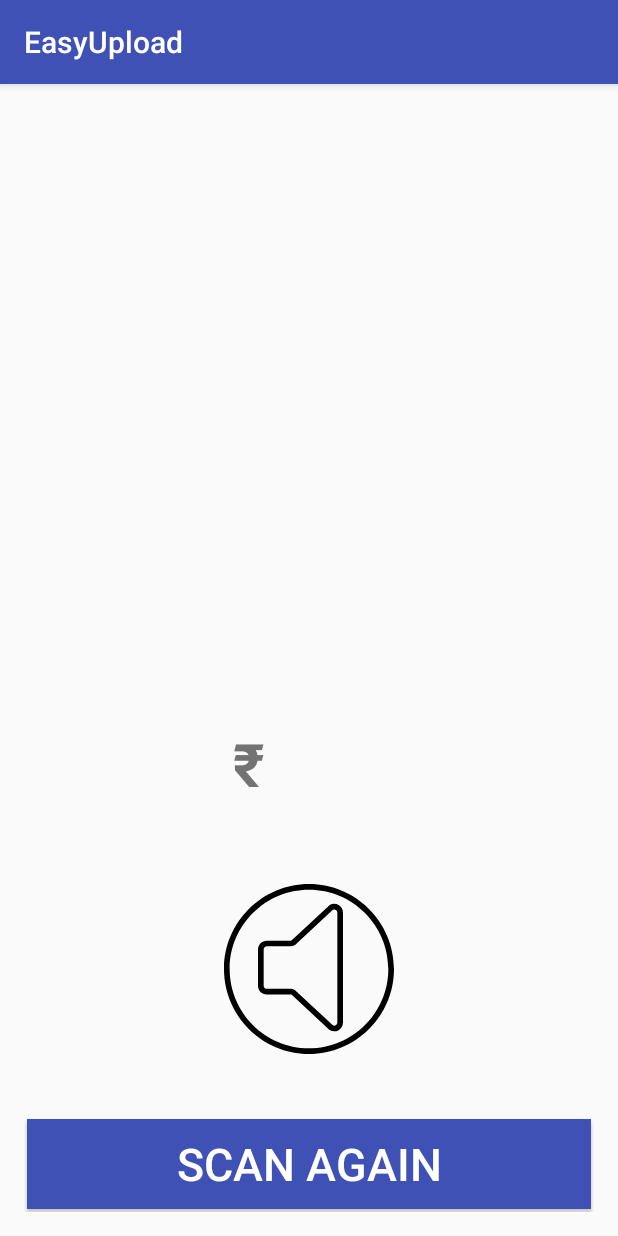
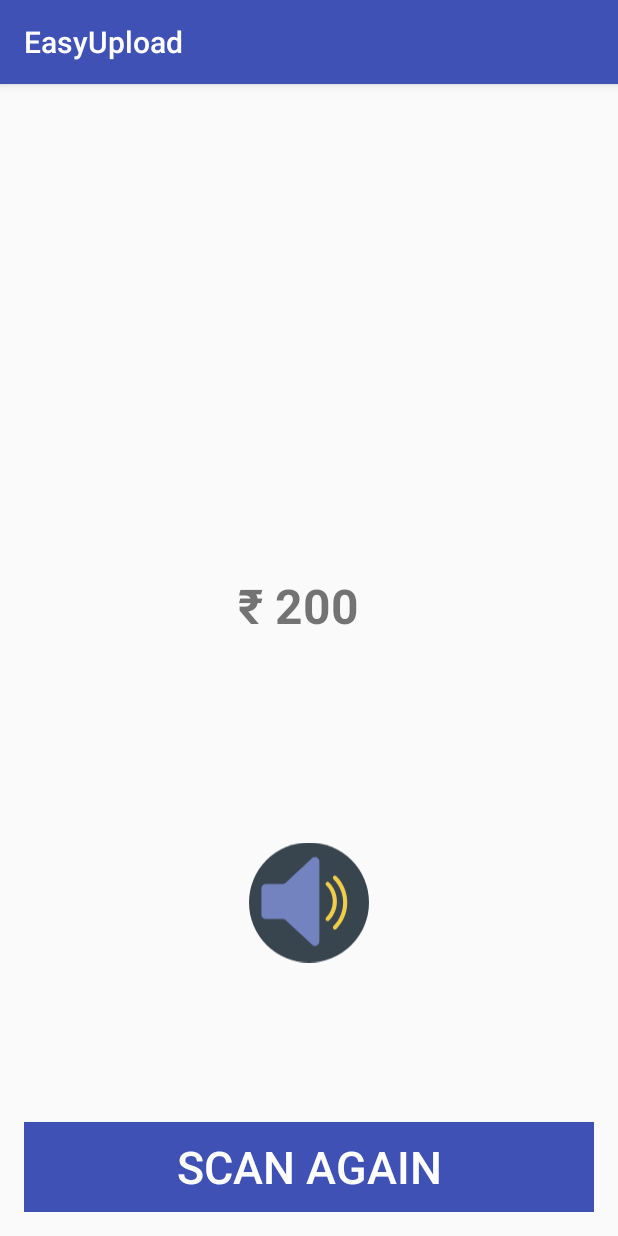
Before and after one commit to shivamkumard107/CurrencyDetection, an Android app: the ResultActivity screen opened directly, with no data from a screen before it, on a phone screen of 412 x 824 dp. Run offline under Robolectric (Android 15) with nearby library versions, the phone set to English and light mode, and no system bars.

Commit message:
fixed result activity UI

```diff
--- a/app/src/main/java/gad/heartbeat/androidflask/easyupload/TakePictureActivity.java
+++ b/app/src/main/java/gad/heartbeat/androidflask/easyupload/TakePictureActivity.java
@@ -75,7 +75,8 @@ public class TakePictureActivity extends AppCompatActivity {
                     + "[0-9]|[0-1][0-9]{2}|[1-9][0-9]|[1-9]|0)\\.(25[0-5]|2[0-4][0-9]|[0-1]"
                     + "[0-9]{2}|[1-9][0-9]|[1-9]|0)\\.(25[0-5]|2[0-4][0-9]|[0-1][0-9]{2}"
                     + "|[1-9][0-9]|[0-9]))");
-    private static String url = "https://pure-hamlet-93188.herokuapp.com";
+    //    private static String url = "https://pure-hamlet-93188.herokuapp.com";
+    private static String url = "http://192.168.0.108:5000";
     private static String imageStoragePath;
     final int GALLERY_CODE = 1;
     ArrayList<String> selectedImagesPaths;
@@ -380,6 +381,7 @@ public class TakePictureActivity extends AppCompatActivity {
                             intent.putExtra("note_value", note);
                             intent.putExtra("note_image", imageStoragePath);
                             startActivity(intent);
+                            finish();
 //                            Toast.makeText(TakePictureActivity.this, note, Toast.LENGTH_SHORT).show();
                         } catch (IOException e) {
                             Toast.makeText(TakePictureActivity.this, "error1", Toast.LENGTH_SHORT).show();
--- a/app/src/main/res/layout/activity_result.xml
+++ b/app/src/main/res/layout/activity_result.xml
@@ -9,26 +9,27 @@
     <ImageView
         android:id="@+id/iv_bank_note"
         android:layout_width="250dp"
-        android:layout_height="400dp"
-        android:layout_centerHorizontal="true"/>
+        android:layout_height="300dp"
+        android:layout_centerHorizontal="true" />
 
     <LinearLayout
         android:id="@+id/denomination"
-        android:layout_width="wrap_content"
+        android:layout_width="match_parent"
         android:layout_height="wrap_content"
+        android:layout_below="@id/iv_bank_note"
         android:layout_centerInParent="true"
+        android:layout_marginTop="10dp"
         android:orientation="horizontal"
-        android:weightSum="2"
-        android:layout_below="@id/iv_bank_note"
-        android:layout_marginTop="10dp">
+        android:weightSum="2">
 
         <TextView
             android:layout_width="wrap_content"
             android:layout_height="wrap_content"
             android:layout_marginStart="30sp"
             android:layout_weight="1"
+            android:gravity="right"
             android:text="₹ "
-            android:textSize="40sp"
+            android:textSize="32sp"
             android:textStyle="bold" />
 
         <TextView
@@ -38,31 +39,31 @@
             android:layout_weight="1"
             android:gravity="left"
             android:text="200"
-            android:textSize="40sp"
+            android:textSize="32sp"
             android:textStyle="bold" />
     </LinearLayout>
 
     <ImageView
         android:id="@+id/iv_speak"
-        android:layout_width="113dp"
-        android:layout_height="120dp"
+        android:layout_width="wrap_content"
+        android:layout_height="wrap_content"
+        android:layout_above="@id/bt_scan"
         android:layout_below="@id/denomination"
-        android:layout_centerInParent="true"
         android:layout_centerHorizontal="true"
-        android:layout_marginTop="50sp"
+        android:layout_alignParentBottom="true"
+        android:hapticFeedbackEnabled="true"
         android:src="@drawable/ic_speak"
-        android:hapticFeedbackEnabled="true"/>
+        android:layout_marginBottom="30dp"/>
 
     <Button
         android:id="@+id/bt_scan"
         android:layout_width="match_parent"
         android:layout_height="60dp"
         android:layout_alignParentBottom="true"
-        android:layout_margin="2dp"
         android:background="@color/colorPrimary"
+        android:hapticFeedbackEnabled="true"
         android:text="Scan Again"
-        android:textSize="30sp"
         android:textColor="@android:color/white"
-        android:hapticFeedbackEnabled="true"/>
+        android:textSize="30sp" />
 
 </RelativeLayout>
```
Also changed, not shown: app/src/main/java/gad/heartbeat/androidflask/easyupload/ResultActivity.java (+33 -6 lines).
